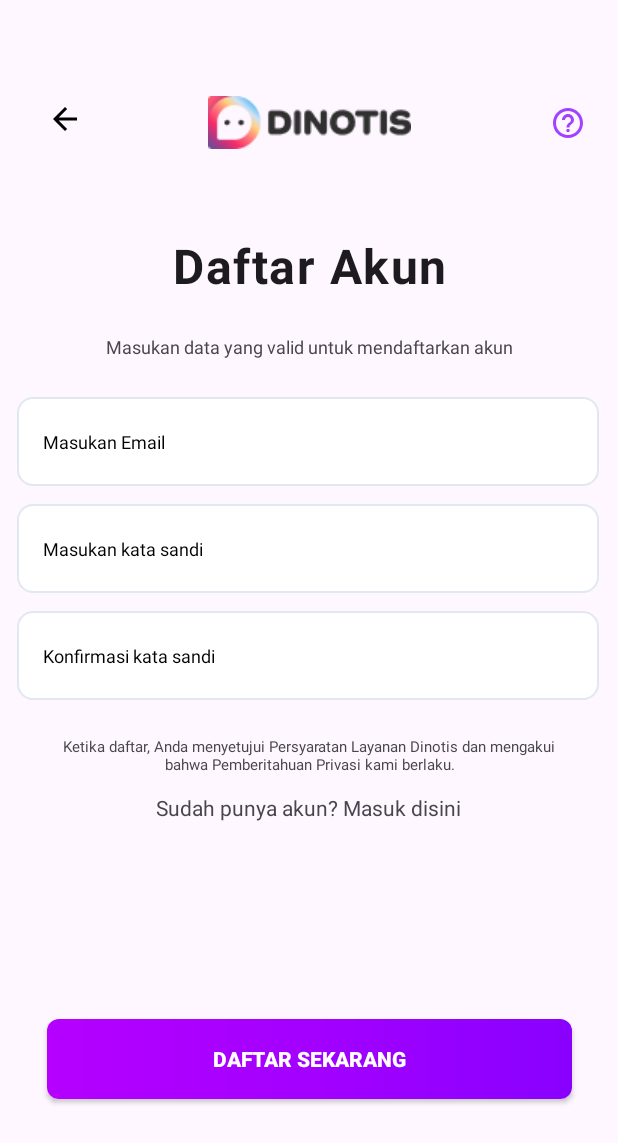
After one commit to Sayyidusy/lead_charlie, an Android app: the RegisterActivity screen opened directly, with no data from a screen before it, on a phone screen of 412 x 824 dp. The commit adds this screen. Shown: the top 1143 px of the screen. Run offline under Robolectric (Android 15) with nearby library versions, the phone set to English and light mode, and no system bars.

Commit message:
login register flow

```diff
--- a/app/build.gradle
+++ b/app/build.gradle
@@ -18,8 +18,9 @@ android {
 
         testInstrumentationRunner "androidx.test.runner.AndroidJUnitRunner"
     }
-    viewBinding{
-        enabled = true
+
+    buildFeatures{
+        viewBinding = true
     }
 
     buildTypes {
@@ -35,7 +36,6 @@ android {
     kotlinOptions {
         jvmTarget = '1.8'
     }
-    viewBinding
 }
 
 dependencies {
--- /dev/null
+++ b/app/src/main/java/com/example/charlie/ui/authentication/RegisterActivity.kt
@@ -0,0 +1,16 @@
+package com.example.charlie.ui.authentication
+
+import android.os.Bundle
+import androidx.appcompat.app.AppCompatActivity
+import com.example.charlie.databinding.ActivityRegisterBinding
+
+class RegisterActivity : AppCompatActivity() {
+    private lateinit var binding: ActivityRegisterBinding
+
+    override fun onCreate(savedInstanceState: Bundle?) {
+        super.onCreate(savedInstanceState)
+        binding = ActivityRegisterBinding.inflate(layoutInflater)
+        setContentView(binding.root)
+    }
+
+}
--- a/app/src/main/res/layout/activity_register.xml
+++ b/app/src/main/res/layout/activity_register.xml
@@ -75,7 +75,9 @@
         android:inputType="textPersonName"
         android:paddingVertical="20dp"
         android:paddingLeft="17dp"
-        android:text="Masukan Email"
+        android:hint="Masukan Email"
+        android:textColorHint="@color/black"
+        android:textColor="@color/black"
         android:textSize="12sp"
         app:layout_constraintEnd_toEndOf="parent"
         app:layout_constraintHorizontal_bias="0.478"
@@ -89,10 +91,12 @@
         android:layout_marginTop="12dp"
         android:background="@drawable/form_auth"
         android:ems="10"
-        android:inputType="textPersonName"
         android:paddingVertical="20dp"
         android:paddingLeft="17dp"
-        android:text="Masukan kata sandi"
+        android:hint="Masukan kata sandi"
+        android:textColorHint="@color/black"
+        android:textColor="@color/black"
+        android:inputType="textPassword"
         android:textSize="12sp"
         app:layout_constraintEnd_toEndOf="parent"
         app:layout_constraintHorizontal_bias="0.478"
@@ -106,10 +110,12 @@
         android:layout_marginTop="12dp"
         android:background="@drawable/form_auth"
         android:ems="10"
-        android:inputType="textPersonName"
         android:paddingVertical="20dp"
         android:paddingLeft="17dp"
-        android:text="Konfirmasi kata sandi"
+        android:hint="Konfirmasi kata sandi"
+        android:textColorHint="@color/black"
+        android:textColor="@color/black"
+        android:inputType="textPassword"
         android:textSize="12sp"
         app:layout_constraintEnd_toEndOf="parent"
         app:layout_constraintHorizontal_bias="0.478"
--- a/app/src/main/res/navigation/main_nav_graph.xml
+++ b/app/src/main/res/navigation/main_nav_graph.xml
@@ -14,7 +14,7 @@
         android:id="@+id/loginFragment"
         android:name="com.example.charlie.ui.authentication.LoginFragment"
         android:label="fragment_login"
-        tools:layout="@layout/fragment_onboard" />
+        tools:layout="@layout/activity_onboard" />
     <fragment
         android:id="@+id/rateCardScheduleFragment"
         android:name="com.example.charlie.ui.rate_card_schedule.RateCardScheduleFragment"
```
Also changed, not shown: app/src/main/AndroidManifest.xml (+6 -1 lines), app/src/main/java/com/example/charlie/MainActivity.kt (+8 -1 lines), app/src/main/java/com/example/charlie/OnBoardActivity.kt (added, +28 -0 lines), app/src/main/java/com/example/charlie/ui/authentication/LoginActivity.kt (added, +16 -0 lines), app/src/main/java/com/example/charlie/ui/authentication/LoginFragment.kt (deleted, +0 -30 lines), app/src/main/res/layout/activity_login.xml (+7 -3 lines), app/src/main/res/layout/activity_onboard.xml (renamed from app/src/main/res/layout/fragment_onboard.xml).
